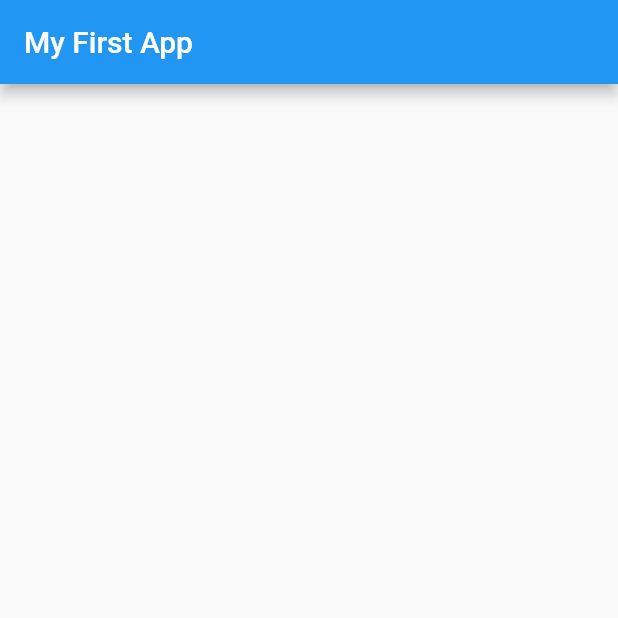
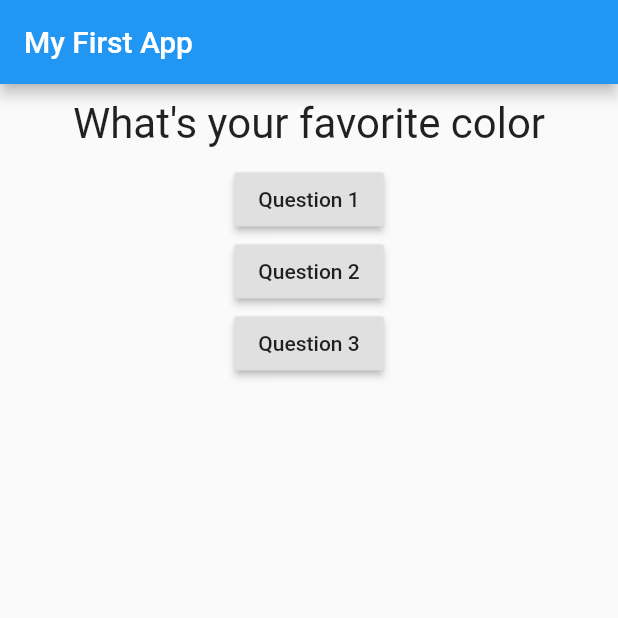
Before and after one commit to tunganh252/flutter_test_1, a Flutter app: the screen it shows after launch, on a phone screen of 412 x 824 dp, the top half of it. Run offline on Flutter 3.47's test engine with Material 2 defaults, Android fonts, the phone set to English and light mode, and no system bars.

Commit message:
[Udpate] -- Create new custom Widget

```diff
--- a/lib/main.dart
+++ b/lib/main.dart
@@ -1,24 +1,61 @@
 import 'package:flutter/material.dart';
+import './question.dart';
 
-void main() {
-  runApp(MyApp());
+void main() => runApp(MyApp());
+
+class MyApp extends StatefulWidget {
+  @override
+  State<StatefulWidget> createState() {
+    // TODO: implement createState
+
+    return _MyAppState();
+  }
 }
 
-class MyApp extends StatelessWidget {
+class _MyAppState extends State<MyApp> {
+  var question = [
+    'What\'s your favorite color',
+    'What\'s your favorite animal',
+    'What\'s your favorite animal2',
+    'What\'s your favorite animal3',
+  ];
+
+  var _indexQuestion = 0;
+
+  void _answerQuestion() {
+    if (_indexQuestion >= question.length - 1) return;
+    print('length arr: ${question.length}');
+    print('_indexQuestion: ${_indexQuestion}');
+    setState(() {
+      _indexQuestion = _indexQuestion + 1;
+    });
+  }
+
   @override
   Widget build(BuildContext context) {
-    var question = [
-      'What\'s your favorite color',
-      'What\'s your favorite animal',
-    ];
-
     return MaterialApp(
         home: Scaffold(
       appBar: AppBar(
         title: Text("My First App"),
       ),
       body: Column(
-        children: <Widget>[],
+        children: <Widget>[
+          Question(question[_indexQuestion]),
+          RaisedButton(
+            child: Text("Question 1"),
+            onPressed: _answerQuestion,
+          ),
+          RaisedButton(
+            child: Text("Question 2"),
+            onPressed: () => print("hello mấy cưng"),
+          ),
+          RaisedButton(
+            child: Text("Question 3"),
+            onPressed: () {
+              print("Alo 1234");
+            },
+          ),
+        ],
       ),
     ));
   }
--- /dev/null
+++ b/lib/question.dart
@@ -0,0 +1,20 @@
+import 'package:flutter/material.dart';
+
+class Question extends StatelessWidget {
+  final String textQuestion;
+
+  Question(this.textQuestion);
+
+  @override
+  Widget build(BuildContext context) {
+    return Container(
+      width: double.infinity,
+      margin: EdgeInsets.all(10),
+      child: Text(
+        textQuestion,
+        style: TextStyle(fontSize: 28),
+        textAlign: TextAlign.center,
+      ),
+    );
+  }
+}
```
